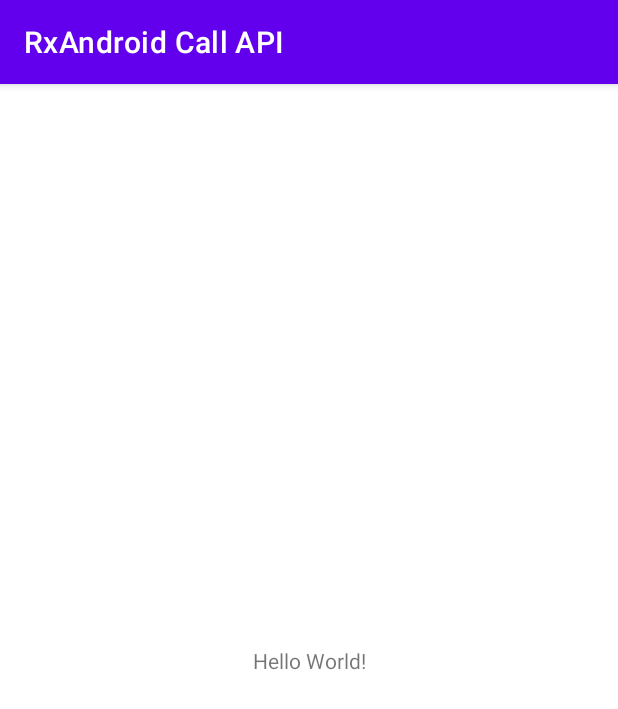
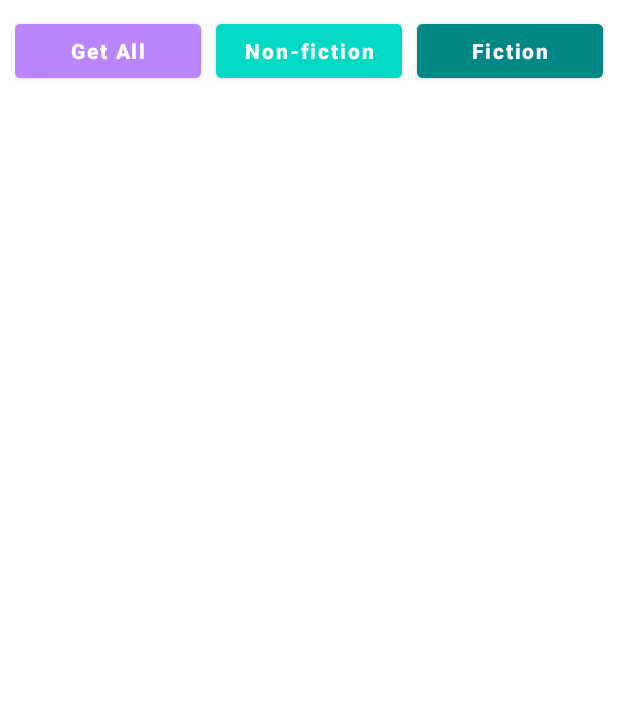
Before and after one commit to nubmaster-69/RxAndroid, an Android app: the screen it shows after launch (MainActivity), on a phone screen of 412 x 824 dp. Shown: the top 709 px of the screen. Run offline under Robolectric (Android 15) with nearby library versions, the phone set to English and light mode, and no system bars; our stand-ins replace RxJava.

Commit message:
Demo SimpleBookApi

```diff
--- a/RxAndroidCallAPI/app/src/main/AndroidManifest.xml
+++ b/RxAndroidCallAPI/app/src/main/AndroidManifest.xml
@@ -2,6 +2,8 @@
 <manifest xmlns:android="http://schemas.android.com/apk/res/android"
     xmlns:tools="http://schemas.android.com/tools"
     package="com.hisu.rx_android_call_api">
+
+    <uses-permission android:name="android.permission.INTERNET"/>
 
     <application
         android:allowBackup="true"
--- a/RxAndroidCallAPI/app/src/main/java/com/hisu/rx_android_call_api/MainActivity.java
+++ b/RxAndroidCallAPI/app/src/main/java/com/hisu/rx_android_call_api/MainActivity.java
@@ -1,14 +1,97 @@
 package com.hisu.rx_android_call_api;
 
-import androidx.appcompat.app.AppCompatActivity;
-
+import android.app.ProgressDialog;
 import android.os.Bundle;
 
+import androidx.appcompat.app.AppCompatActivity;
+import androidx.recyclerview.widget.LinearLayoutManager;
+
+import com.hisu.rx_android_call_api.databinding.ActivityMainBinding;
+
+import java.util.ArrayList;
+import java.util.List;
+
+import io.reactivex.rxjava3.android.schedulers.AndroidSchedulers;
+import io.reactivex.rxjava3.annotations.NonNull;
+import io.reactivex.rxjava3.core.Observer;
+import io.reactivex.rxjava3.disposables.Disposable;
+import io.reactivex.rxjava3.schedulers.Schedulers;
+
 public class MainActivity extends AppCompatActivity {
+
+    private ActivityMainBinding binding;
+    private Disposable mDisposable;
+    private ProgressDialog progressDialog;
 
     @Override
     protected void onCreate(Bundle savedInstanceState) {
         super.onCreate(savedInstanceState);
-        setContentView(R.layout.activity_main);
+        binding = ActivityMainBinding.inflate(getLayoutInflater());
+        setContentView(binding.getRoot());
+
+        progressDialog = new ProgressDialog(this);
+        binding.bookRecyclerView.setLayoutManager(new LinearLayoutManager(this));
+
+        binding.btnGetAll.setOnClickListener(view -> getAllBooksFromApi());
+        binding.btnTypeNonFiction.setOnClickListener(view -> getBooksFromApiByType("non-fiction"));
+        binding.btnTypeFiction.setOnClickListener(view -> getBooksFromApiByType("fiction"));
+    }
+
+    private void getAllBooksFromApi() {
+        progressDialog.setMessage("We're working on it! Please wait...");
+        progressDialog.show();
+
+        ApiService.apiService.getBooks()
+                .subscribeOn(Schedulers.io())
+                .observeOn(AndroidSchedulers.mainThread())
+                .subscribe(getBookObserver());
+    }
+
+    private void getBooksFromApiByType(String type) {
+        progressDialog.setMessage("We're working on it! Please wait...");
+        progressDialog.show();
+
+        ApiService.apiService.getBooksByType(type)
+                .subscribeOn(Schedulers.io())
+                .observeOn(AndroidSchedulers.mainThread())
+                .subscribe(getBookObserver());
+    }
+
+    private Observer<List<Book>> getBookObserver() {
+        return new Observer<List<Book>>() {
+
+            private List<Book> books;
+
+            @Override
+            public void onSubscribe(@NonNull Disposable d) {
+                mDisposable = d;
+                books = new ArrayList<>();
+                LogUtils.log("Subscribe", "Subscribed Successfully!");
+            }
+
+            @Override
+            public void onNext(@NonNull List<Book> books) {
+                this.books.addAll(books);
+            }
+
+            @Override
+            public void onError(@NonNull Throwable e) {
+                LogUtils.log("Response Error", e.getMessage());
+            }
+
+            @Override
+            public void onComplete() {
+                progressDialog.dismiss();
+                BookAdapter bookAdapter = new BookAdapter(books);
+                binding.bookRecyclerView.setAdapter(bookAdapter);
+            }
+        };
+    }
+
+    @Override
+    protected void onDestroy() {
+        if (mDisposable != null)
+            mDisposable.dispose();
+        super.onDestroy();
     }
 }
--- a/RxAndroidCallAPI/app/src/main/res/layout/activity_main.xml
+++ b/RxAndroidCallAPI/app/src/main/res/layout/activity_main.xml
@@ -4,15 +4,63 @@
     xmlns:tools="http://schemas.android.com/tools"
     android:layout_width="match_parent"
     android:layout_height="match_parent"
-    tools:context=".MainActivity">
+    tools:context=".MainActivity"
+    android:padding="10dp">
 
-    <TextView
-        android:layout_width="wrap_content"
-        android:layout_height="wrap_content"
-        android:text="Hello World!"
+
+    <LinearLayout
+        android:id="@+id/linearLayout"
+        android:layout_width="match_parent"
+        android:layout_height="50dp"
+        android:orientation="horizontal"
+        app:layout_constraintEnd_toEndOf="parent"
+        app:layout_constraintStart_toStartOf="parent"
+        app:layout_constraintTop_toTopOf="parent">
+
+        <Button
+            android:id="@+id/btn_get_all"
+            android:layout_width="0dp"
+            android:layout_height="wrap_content"
+            android:layout_weight="1"
+            android:text="Get All"
+            android:textColor="@color/white"
+            android:textStyle="bold"
+            android:backgroundTint="@color/purple_200"
+            android:textAllCaps="false" />
+
+        <Button
+            android:id="@+id/btn_type_non_fiction"
+            android:layout_width="0dp"
+            android:layout_height="wrap_content"
+            android:layout_marginHorizontal="10dp"
+            android:layout_weight="1"
+            android:text="Non-fiction"
+            android:textColor="@color/white"
+            android:textStyle="bold"
+            android:backgroundTint="@color/teal_200"
+            android:textAllCaps="false" />
+
+        <Button
+            android:id="@+id/btn_type_fiction"
+            android:layout_width="0dp"
+            android:layout_height="wrap_content"
+            android:layout_weight="1"
+            android:text="Fiction"
+            android:textColor="@color/white"
+            android:textStyle="bold"
+            android:backgroundTint="@color/teal_700"
+            android:textAllCaps="false" />
+    </LinearLayout>
+
+    <androidx.recyclerview.widget.RecyclerView
+        android:id="@+id/book_recycler_view"
+        android:layout_width="0dp"
+        android:layout_height="0dp"
+        android:layout_marginTop="10dp"
         app:layout_constraintBottom_toBottomOf="parent"
         app:layout_constraintEnd_toEndOf="parent"
         app:layout_constraintStart_toStartOf="parent"
-        app:layout_constraintTop_toTopOf="parent" />
+        app:layout_constraintTop_toBottomOf="@+id/linearLayout" />
+
 
 </androidx.constraintlayout.widget.ConstraintLayout>
--- a/RxAndroidCallAPI/app/src/main/res/values/themes.xml
+++ b/RxAndroidCallAPI/app/src/main/res/values/themes.xml
@@ -1,6 +1,6 @@
 <resources xmlns:tools="http://schemas.android.com/tools">
     <!-- Base application theme. -->
-    <style name="Theme.RxAndroidCallAPI" parent="Theme.MaterialComponents.DayNight.DarkActionBar">
+    <style name="Theme.RxAndroidCallAPI" parent="Theme.MaterialComponents.DayNight.NoActionBar">
         <!-- Primary brand color. -->
         <item name="colorPrimary">@color/purple_500</item>
         <item name="colorPrimaryVariant">@color/purple_700</item>
```
Also changed, not shown: RxAndroidCallAPI/app/build.gradle (+9 -0 lines), RxAndroidCallAPI/app/src/main/java/com/hisu/rx_android_call_api/ApiService.java (added, +27 -0 lines), RxAndroidCallAPI/app/src/main/java/com/hisu/rx_android_call_api/Book.java (added, +51 -0 lines), RxAndroidCallAPI/app/src/main/java/com/hisu/rx_android_call_api/BookAdapter.java (added, +60 -0 lines), RxAndroidCallAPI/app/src/main/java/com/hisu/rx_android_call_api/LogUtils.java (added, +12 -0 lines), RxAndroidCallAPI/app/src/main/res/layout/layout_book.xml (added, +18 -0 lines), 1 other file.
